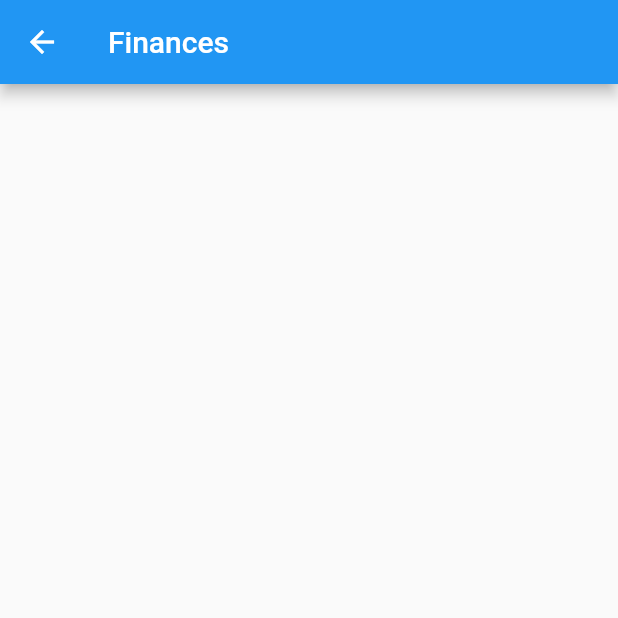
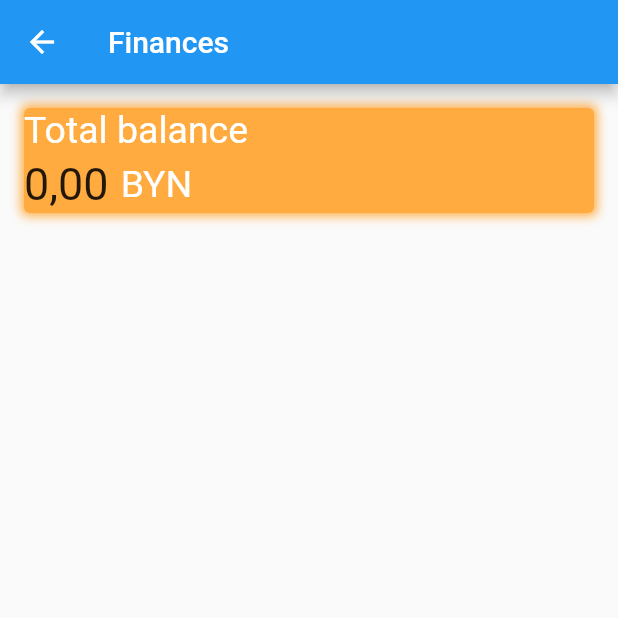
Before and after one commit to MaxMcRolly/gimme-the-loot, a Flutter app: the FinancesScreen screen opened directly, on a phone screen of 412 x 824 dp, the top half of it. Run offline on Flutter 3.47's test engine with Material 2 defaults, Android fonts, the phone set to English and light mode, and no system bars; our stand-ins replace bloc, equatable, flutter_bloc, font_awesome_flutter, shared_preferences; accounts and stored records are empty; statements that could not run were skipped.

Commit message:
Added elements for debugging

```diff
--- a/gimme_the_loot/lib/finance/screens/finances.dart
+++ b/gimme_the_loot/lib/finance/screens/finances.dart
@@ -1,4 +1,5 @@
-import "package:gimme_the_loot/imports.dart";
+import 'package:gimme_the_loot/imports.dart';
+import 'package:gimme_the_loot/finance/models/bank_account.dart';
 
 class FinancesScreen extends StatefulWidget {
   const FinancesScreen({Key? key}) : super(key: key);
@@ -11,9 +12,39 @@ class _FinancesScreenState extends State<FinancesScreen> {
   @override
   Widget build(BuildContext context) {
     return Scaffold(
-      appBar: AppBar(
-        title: Text("Finances"),
-      ),
-    );
+        appBar: AppBar(
+          title: Text("Finances"),
+        ),
+        body: Padding(
+          padding: const EdgeInsets.only(
+            right: 16.0,
+            left: 16.0,
+            top: 16.0,
+          ),
+          child: CustomScrollView(
+            slivers: [
+              SliverList(
+                delegate: SliverChildListDelegate.fixed(
+                  [
+                    //TODO: make total balance card
+                    TotalBalanceCard(),
+                    SizedBox(
+                      height: 16,
+                    ),
+                  ],
+                ),
+              ),
+              SliverList(
+                delegate: SliverChildBuilderDelegate(
+                  (context, index) {
+                    BankAccount bankAccount = bankAccounts[index];
+                    return BankAccountCard(bankAccount: bankAccount);
+                  },
+                  childCount: bankAccounts.length,
+                ),
+              ),
+            ],
+          ),
+        ));
   }
 }
```
